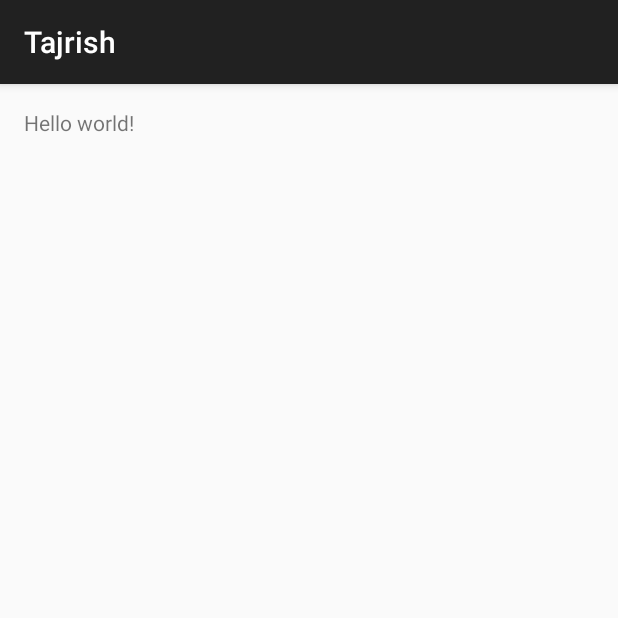
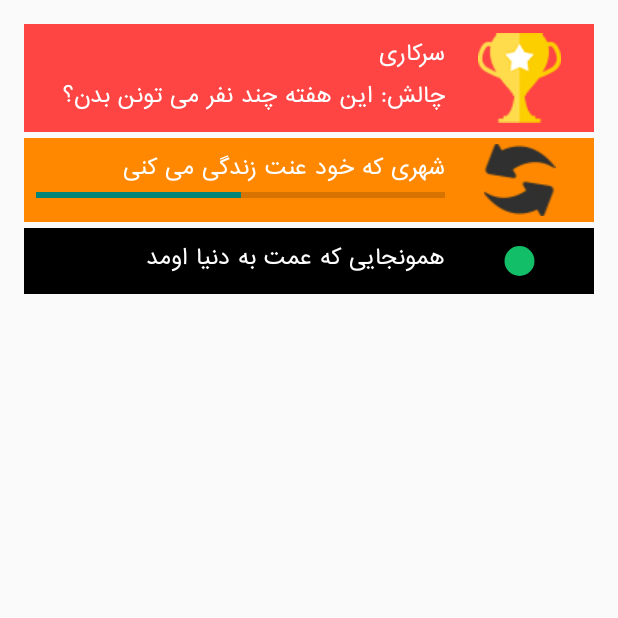
Before and after one commit to tajrish/android, an Android app: the screen it shows after launch (SplashActivity before the commit, HomeActivity after it), on a phone screen of 412 x 824 dp, the top half of it. Run offline under Robolectric (Android 15) with nearby library versions, the phone set to English and light mode, and no system bars.

Commit message:
merge fixed

```diff
--- a/app/src/main/AndroidManifest.xml
+++ b/app/src/main/AndroidManifest.xml
@@ -8,7 +8,7 @@
         android:label="@string/app_name"
         android:theme="@style/AppTheme" >
         <activity
-            android:name=".views.activities.SplashActivity"
+            android:name=".views.activities.splash.SplashActivity"
             android:label="@string/app_name" >
             <intent-filter>
                 <action android:name="android.intent.action.MAIN" />
@@ -16,6 +16,11 @@
                 <category android:name="android.intent.category.LAUNCHER" />
             </intent-filter>
         </activity>
+
+        <activity
+            android:name=".views.activities.home.HomeActivity"
+            android:label="@string/app_name" >
+        </activity>
     </application>
 
 </manifest>
--- /dev/null
+++ b/app/src/main/java/io/tajrish/views/activities/BaseActivity.java
@@ -0,0 +1,9 @@
+package io.tajrish.views.activities;
+
+import android.app.Activity;
+
+/**
+ * Created by mehdiii on 12/17/15.
+ */
+public class BaseActivity extends Activity {
+}
--- /dev/null
+++ b/app/src/main/java/io/tajrish/views/activities/home/HomeActivity.java
@@ -0,0 +1,45 @@
+package io.tajrish.views.activities.home;
+
+import android.os.Bundle;
+import android.widget.ArrayAdapter;
+import android.widget.GridView;
+
+import java.util.ArrayList;
+import java.util.List;
+
+import io.tajrish.R;
+import io.tajrish.views.activities.BaseActivity;
+
+/**
+ * Created by mehdiii on 12/17/15.
+ */
+public class HomeActivity extends BaseActivity {
+
+    GridView gridView;
+
+    @Override
+    protected void onCreate(Bundle savedInstanceState) {
+        super.onCreate(savedInstanceState);
+        setContentView(R.layout.activity_home);
+
+        find();
+    }
+
+    private void find() {
+        gridView = (GridView) findViewById(R.id.grid_view);
+    }
+
+    private void configure() {
+
+        List<String> all = new ArrayList<>();
+        all.add("aaa");
+        all.add("bbb");
+        all.add("ccc");
+        all.add("ddd");
+
+        ArrayAdapter adapter = new ArrayAdapter(this, R.layout.province_in_grid_template, R.id.title, all);
+        gridView.setAdapter(adapter);
+    }
+
+
+}
--- a/app/src/main/java/io/tajrish/views/activities/SplashActivity.java
+++ b/app/src/main/java/io/tajrish/views/activities/splash/SplashActivity.java
@@ -1,18 +1,24 @@
-package io.tajrish.views.activities;
+package io.tajrish.views.activities.splash;
 
+import android.app.Activity;
+import android.content.Intent;
 import android.support.v7.app.AppCompatActivity;
 import android.os.Bundle;
 import android.view.Menu;
 import android.view.MenuItem;
 
 import io.tajrish.R;
+import io.tajrish.views.activities.BaseActivity;
+import io.tajrish.views.activities.home.HomeActivity;
 
-public class SplashActivity extends AppCompatActivity {
+public class SplashActivity extends BaseActivity {
 
     @Override
     protected void onCreate(Bundle savedInstanceState) {
         super.onCreate(savedInstanceState);
         setContentView(R.layout.activity_splash);
+
+        startActivity(new Intent(this, HomeActivity.class));
     }
 
 }
--- /dev/null
+++ b/app/src/main/java/io/tajrish/views/adapters/ProvinceAdapter.java
@@ -0,0 +1,21 @@
+package io.tajrish.views.adapters;
+
+import android.content.Context;
+import android.view.View;
+import android.view.ViewGroup;
+import android.widget.ArrayAdapter;
+
+/**
+ * Created by mehdiii on 12/18/15.
+ */
+public class ProvinceAdapter extends ArrayAdapter<String> {
+
+    public ProvinceAdapter(Context context, int resource) {
+        super(context, resource);
+    }
+
+    @Override
+    public View getView(int position, View convertView, ViewGroup parent) {
+        return super.getView(position, convertView, parent);
+    }
+}
--- /dev/null
+++ b/app/src/main/res/layout/activity_home.xml
@@ -0,0 +1,131 @@
+<LinearLayout xmlns:android="http://schemas.android.com/apk/res/android"
+    xmlns:tools="http://schemas.android.com/tools"
+    android:layout_width="match_parent"
+    android:layout_height="match_parent"
+    android:orientation="vertical"
+    android:paddingBottom="@dimen/activity_vertical_margin"
+    android:paddingLeft="@dimen/activity_horizontal_margin"
+    android:paddingRight="@dimen/activity_horizontal_margin"
+    android:paddingTop="@dimen/activity_vertical_margin"
+    tools:context="io.tajrish.views.activities.home.HomeActivity">
+
+    <LinearLayout
+        android:layout_width="match_parent"
+        android:layout_height="wrap_content"
+        android:background="@android:color/holo_red_light"
+        android:orientation="horizontal"
+        android:padding="4dp">
+
+        <LinearLayout
+            android:layout_width="0dp"
+            android:layout_height="wrap_content"
+            android:layout_margin="4dp"
+            android:layout_weight="3"
+            android:orientation="vertical">
+
+            <io.tajrish.views.custom.FFTextView
+                android:layout_width="match_parent"
+                android:layout_height="wrap_content"
+                android:gravity="right"
+                android:text="سرکاری"
+                android:textColor="@android:color/white" />
+
+            <io.tajrish.views.custom.FFTextView
+                android:layout_width="match_parent"
+                android:layout_height="wrap_content"
+                android:gravity="right"
+
+                android:text="چالش‌: این هفته چند نفر می تونن بدن؟ "
+                android:textColor="@android:color/white" />
+
+        </LinearLayout>
+
+        <ImageView
+            android:layout_width="0dp"
+            android:layout_height="wrap_content"
+            android:layout_gravity="center"
+            android:layout_weight="1"
+            android:src="@drawable/cup_gold"/>
+
+    </LinearLayout>
+
+    <LinearLayout
+        android:layout_width="match_parent"
+        android:layout_height="wrap_content"
+        android:layout_marginTop="4dp"
+        android:background="@android:color/holo_orange_dark"
+        android:orientation="horizontal"
+        android:padding="4dp">
+
+        <LinearLayout
+            android:layout_width="0dp"
+            android:layout_height="wrap_content"
+            android:layout_margin="4dp"
+            android:layout_weight="3"
+            android:orientation="vertical">
+
+            <io.tajrish.views.custom.FFTextView
+                android:layout_width="match_parent"
+                android:layout_height="wrap_content"
+                android:gravity="right"
+                android:text="شهری که خود عنت زندگی می کنی"
+                android:textColor="@android:color/white" />
+
+            <ProgressBar
+                style="?android:attr/progressBarStyleHorizontal"
+                android:layout_width="match_parent"
+                android:layout_height="4dp"
+                android:progress="50" />
+
+        </LinearLayout>
+
+        <ImageView
+            android:layout_width="0dp"
+            android:layout_height="wrap_content"
+            android:layout_gravity="center"
+            android:layout_weight="1"
+            android:src="@drawable/refresh_icon"/>
+
+    </LinearLayout>
+
+    <LinearLayout
+        android:layout_width="match_parent"
+        android:layout_height="wrap_content"
+        android:layout_marginTop="4dp"
+        android:background="@android:color/black"
+        android:orientation="horizontal"
+        android:padding="4dp">
+
+        <LinearLayout
+            android:layout_width="0dp"
+            android:layout_height="wrap_content"
+            android:layout_margin="4dp"
+            android:layout_weight="3"
+            android:orientation="vertical">
+
+            <io.tajrish.views.custom.FFTextView
+                android:layout_width="match_parent"
+                android:layout_height="wrap_content"
+                android:gravity="right"
+                android:text="همونجایی که عمت به دنیا اومد"
+                android:textColor="@android:color/white" />
+        </LinearLayout>
+
+        <ImageView
+            android:layout_width="0dp"
+            android:layout_height="wrap_content"
+            android:layout_gravity="center"
+            android:layout_weight="1"
+            android:src="@drawable/circle_online"/>
+
+    </LinearLayout>
+
+    <GridView
+        android:id="@+id/grid_view"
+        android:layout_width="match_parent"
+        android:layout_height="wrap_content"
+        android:numColumns="2">
+
+    </GridView>
+
+</LinearLayout>
--- /dev/null
+++ b/app/src/main/res/layout/province_in_grid_template.xml
@@ -0,0 +1,6 @@
+<?xml version="1.0" encoding="utf-8"?>
+<TextView xmlns:android="http://schemas.android.com/apk/res/android"
+    android:id="@+id/title"
+    android:layout_width="match_parent"
+    android:layout_height="wrap_content">
+</TextView>
```
